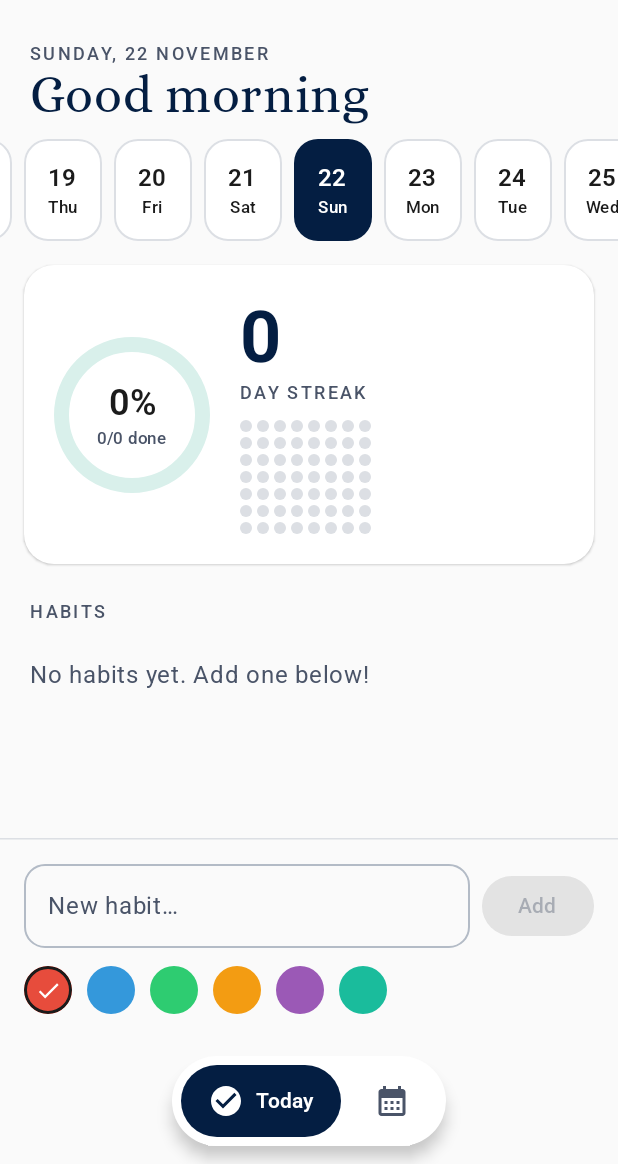
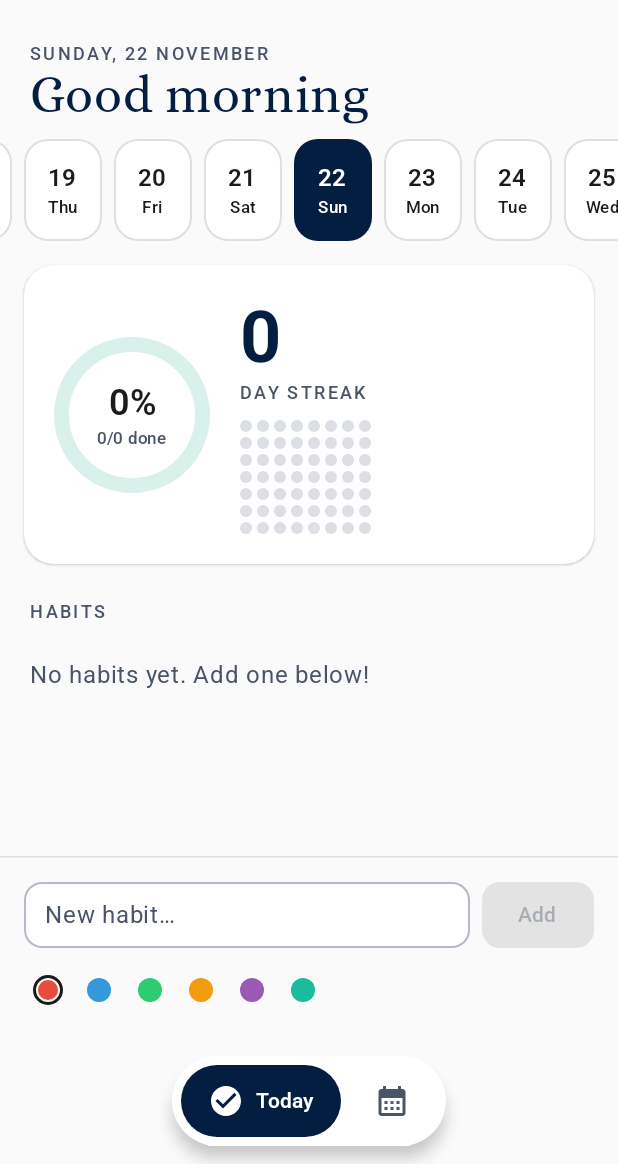
Before and after one commit to sito8943/FocusHabit, an Android app built with Jetpack Compose: the screen it shows after launch (MainActivity), on a phone screen of 412 x 824 dp, the part 72-1236 px from its top. Run offline under Robolectric (Android 15) with nearby library versions, the phone set to English and light mode, and no system bars; our stand-ins replace Room's generated code.

Commit message:
fix: compact add form and day strip opening on today
- Colour dots at half size (16dp) inside a 32dp tap area.
- New-habit field at button height (44dp) instead of the 56dp OutlinedTextField.
- Day strip starts on the selected day; the first-frame animated scroll was lost.

Co-Authored-By: Claude Opus 5.5 <noreply@anthropic.com>
Claude-Session: https://claude.ai/code/session_019dUnLZxUam22sEbepk4PUe

```diff
--- a/app/src/main/java/dev/sito8943/focushabit/feature/today/TodayScreen.kt
+++ b/app/src/main/java/dev/sito8943/focushabit/feature/today/TodayScreen.kt
@@ -22,6 +22,7 @@ import androidx.compose.foundation.lazy.items
 import androidx.compose.foundation.lazy.rememberLazyListState
 import androidx.compose.foundation.shape.CircleShape
 import androidx.compose.foundation.shape.RoundedCornerShape
+import androidx.compose.foundation.text.BasicTextField
 import androidx.compose.foundation.text.KeyboardActions
 import androidx.compose.foundation.text.KeyboardOptions
 import androidx.compose.material.icons.Icons
@@ -31,7 +32,6 @@ import androidx.compose.material3.Button
 import androidx.compose.material3.HorizontalDivider
 import androidx.compose.material3.Icon
 import androidx.compose.material3.MaterialTheme
-import androidx.compose.material3.OutlinedTextField
 import androidx.compose.material3.Surface
 import androidx.compose.material3.Text
 import androidx.compose.material3.TextButton
@@ -45,7 +45,9 @@ import androidx.compose.runtime.setValue
 import androidx.compose.ui.Alignment
 import androidx.compose.ui.Modifier
 import androidx.compose.ui.draw.clip
+import androidx.compose.ui.focus.onFocusChanged
 import androidx.compose.ui.graphics.Color
+import androidx.compose.ui.graphics.SolidColor
 import androidx.compose.ui.res.pluralStringResource
 import androidx.compose.ui.res.stringResource
 import androidx.compose.ui.semantics.Role
@@ -190,10 +192,16 @@ private const val FUTURE_DAYS = 7L
 private fun WeekStrip(state: TodayUiState, onSelect: (LocalDate) -> Unit) {
     val first = state.today.minusDays(PAST_DAYS)
     val days = (0..PAST_DAYS + FUTURE_DAYS).map { first.plusDays(it) }
-    val listState = rememberLazyListState()
     val selectedIndex = days.indexOf(state.date)
+    // Start already on the selected day: an animated scroll launched on the
+    // first frame gets lost before the row is laid out and leaves it on day one.
+    val listState = rememberLazyListState(initialFirstVisibleItemIndex = (selectedIndex - 3).coerceAtLeast(0))
     LaunchedEffect(selectedIndex) {
-        if (selectedIndex >= 0) listState.animateScrollToItem((selectedIndex - 3).coerceAtLeast(0))
+        if (selectedIndex < 0) return@LaunchedEffect
+        val visible = listState.layoutInfo.visibleItemsInfo.map { it.index }
+        if (selectedIndex !in visible.drop(1).dropLast(1)) {
+            listState.animateScrollToItem((selectedIndex - 3).coerceAtLeast(0))
+        }
     }
     val locale = Locale.getDefault()
     LazyRow(
@@ -390,25 +398,24 @@ private fun HabitForm(onAdd: (String, String) -> Unit) {
         verticalArrangement = Arrangement.spacedBy(12.dp),
     ) {
         Row(verticalAlignment = Alignment.CenterVertically) {
-            OutlinedTextField(
+            CompactTextField(
                 value = name,
                 onValueChange = { name = it },
-                modifier = Modifier.weight(1f),
-                placeholder = { Text(stringResource(R.string.habit_new_placeholder)) },
-                singleLine = true,
-                shape = RoundedCornerShape(14.dp),
-                keyboardOptions = KeyboardOptions(
-                    capitalization = KeyboardCapitalization.Sentences,
-                    imeAction = ImeAction.Done,
-                ),
-                keyboardActions = KeyboardActions(onDone = { submit() }),
+                placeholder = stringResource(R.string.habit_new_placeholder),
+                onDone = submit,
+                modifier = Modifier.weight(1f).height(FORM_HEIGHT),
             )
             Spacer(Modifier.width(8.dp))
-            Button(onClick = submit, enabled = name.isNotBlank()) {
+            Button(
+                onClick = submit,
+                enabled = name.isNotBlank(),
+                modifier = Modifier.height(FORM_HEIGHT),
+                shape = RoundedCornerShape(12.dp),
+            ) {
                 Text(stringResource(R.string.habit_add))
             }
         }
-        Row(horizontalArrangement = Arrangement.spacedBy(10.dp)) {
+        Row(horizontalArrangement = Arrangement.spacedBy(2.dp)) {
             HabitColors.palette.forEach { hex ->
                 ColorSwatch(hex = hex, selected = hex == color, onClick = { color = hex })
             }
@@ -419,22 +426,71 @@ private fun HabitForm(onAdd: (String, String) -> Unit) {
 @Composable
 private fun ColorSwatch(hex: String, selected: Boolean, onClick: () -> Unit) {
     val description = stringResource(R.string.habit_select_color, hex)
+    // 16dp dot (half the old size) inside a 32dp tap area, so it stays easy to hit.
     Box(
         modifier = Modifier
             .size(32.dp)
             .clip(CircleShape)
-            .background(FocusColors.parse(hex))
-            .border(
-                width = 2.dp,
-                color = if (selected) MaterialTheme.colorScheme.onSurface else Color.Transparent,
-                shape = CircleShape,
-            )
             .clickable(role = Role.RadioButton, onClick = onClick)
             .semantics { contentDescription = description },
         contentAlignment = Alignment.Center,
     ) {
-        if (selected) {
-            Icon(Icons.Filled.Check, contentDescription = null, tint = Color.White, modifier = Modifier.size(18.dp))
-        }
+        Box(
+            Modifier
+                .size(if (selected) 20.dp else 16.dp)
+                .border(2.dp, if (selected) MaterialTheme.colorScheme.onSurface else Color.Transparent, CircleShape)
+                .padding(if (selected) 3.dp else 0.dp)
+                .background(FocusColors.parse(hex), CircleShape),
+        )
     }
 }
+
+private val FORM_HEIGHT = 44.dp
+
+/** Single-line field at button height (OutlinedTextField cannot go below 56dp). */
+@Composable
+private fun CompactTextField(
+    value: String,
+    onValueChange: (String) -> Unit,
+    placeholder: String,
+    onDone: () -> Unit,
+    modifier: Modifier = Modifier,
+) {
+    var focused by remember { mutableStateOf(false) }
+    BasicTextField(
+        value = value,
+        onValueChange = onValueChange,
+        modifier = modifier.onFocusChanged { focused = it.isFocused },
+        singleLine = true,
+        textStyle = MaterialTheme.typography.bodyLarge.copy(color = MaterialTheme.colorScheme.onSurface),
+        cursorBrush = SolidColor(MaterialTheme.colorScheme.primary),
+        keyboardOptions = KeyboardOptions(
+            capitalization = KeyboardCapitalization.Sentences,
+            imeAction = ImeAction.Done,
+        ),
+        keyboardActions = KeyboardActions(onDone = { onDone() }),
+        decorationBox = { field ->
+            Box(
+                Modifier
+                    .fillMaxSize()
+                    .background(MaterialTheme.colorScheme.surface, RoundedCornerShape(12.dp))
+                    .border(
+                        if (focused) 2.dp else 1.dp,
+                        if (focused) MaterialTheme.colorScheme.primary else MaterialTheme.colorScheme.outline,
+                        RoundedCornerShape(12.dp),
+                    )
+                    .padding(horizontal = 14.dp),
+                contentAlignment = Alignment.CenterStart,
+            ) {
+                if (value.isEmpty()) {
+                    Text(
+                        placeholder,
+                        style = MaterialTheme.typography.bodyLarge,
+                        color = MaterialTheme.colorScheme.onSurfaceVariant,
+                    )
+                }
+                field()
+            }
+        },
+    )
+}
```
